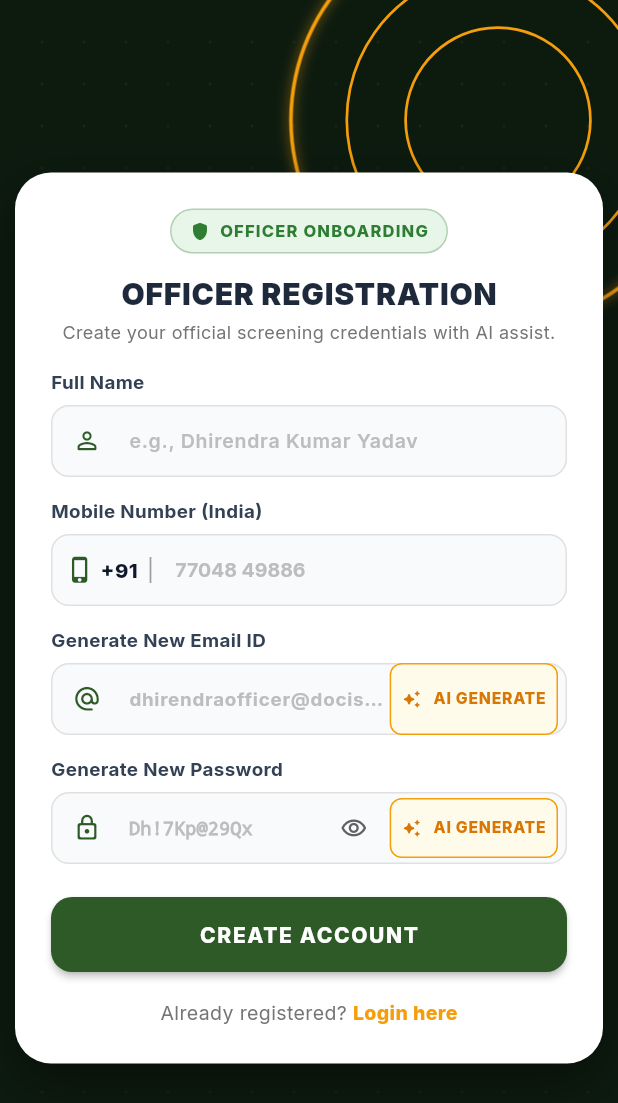
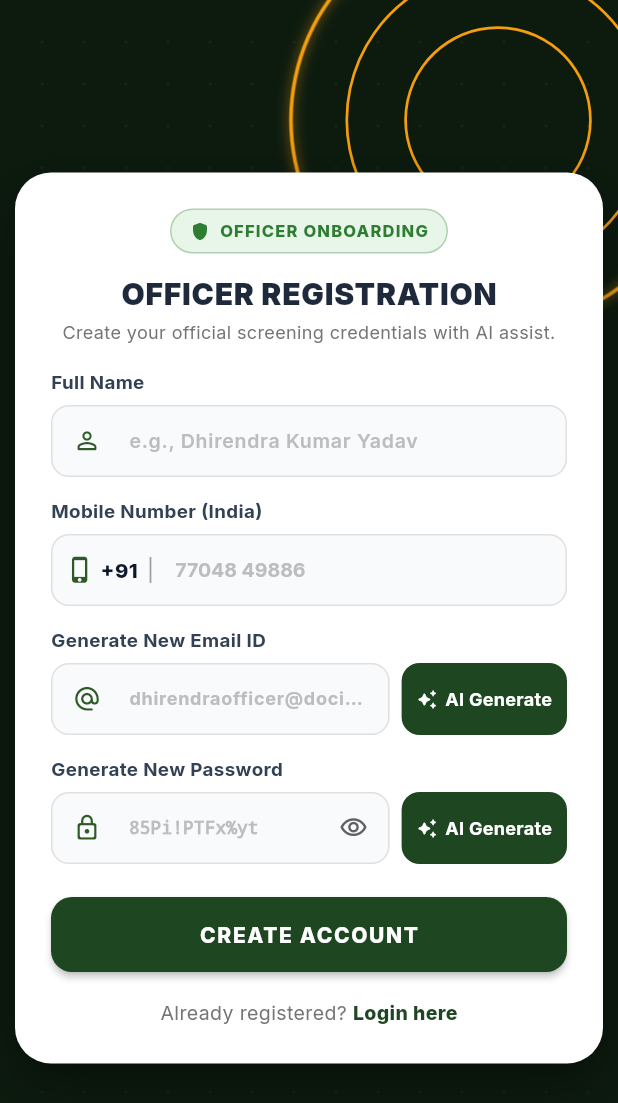
Before and after one commit to dy506214-ux/Al-Based-Fake-Identity-Document-Screening-System, a Flutter app: the RegisterScreen screen opened by its route, on a phone screen of 412 x 824 dp. Shown: the top 1103 px of the screen. Run offline on Flutter 3.47's test engine with Material 3 defaults, Android fonts, the phone set to English and light mode, and no system bars; our stand-ins replace camera, dio, flutter_riverpod, flutter_secure_storage, go_router, google_fonts and 1 more; accounts and stored records are empty.

Commit message:
fix(ui): separate AI Generate buttons outside email and password input fields

```diff
--- a/lib/features/authentication/presentation/register_screen.dart
+++ b/lib/features/authentication/presentation/register_screen.dart
@@ -352,7 +352,7 @@ class _RegisterScreenState extends ConsumerState<RegisterScreen>
                       ),
                       const SizedBox(height: 14),
 
-                      // 3. Generate New Email ID with AI GENERATE Button
+                      // 3. Generate New Email ID with SEPARATE AI GENERATE Button
                       _buildEmailGeneratorField(
                         controller: _emailController,
                         key: const Key('registerEmailField'),
@@ -362,7 +362,7 @@ class _RegisterScreenState extends ConsumerState<RegisterScreen>
                       ),
                       const SizedBox(height: 14),
 
-                      // 4. Generate New Password with AI GENERATE Button & Toggle
+                      // 4. Generate New Password with SEPARATE AI GENERATE Button & Toggle
                       _buildPasswordGeneratorField(
                         controller: _passwordController,
                         key: const Key('registerPasswordField'),
@@ -386,7 +386,7 @@ class _RegisterScreenState extends ConsumerState<RegisterScreen>
                           key: const Key('createAccountButton'),
                           onPressed: isBusy ? null : _handleCreateAccount,
                           style: ElevatedButton.styleFrom(
-                            backgroundColor: const Color(0xFF2D5A27), // Tactical deep green
+                            backgroundColor: const Color(0xFF1E4620), // Dark tactical green
                             foregroundColor: Colors.white,
                             elevation: 2,
                             shape: RoundedRectangleBorder(
@@ -451,7 +451,7 @@ class _RegisterScreenState extends ConsumerState<RegisterScreen>
                             child: const Text(
                               'Login here',
                               style: TextStyle(
-                                color: Color(0xFFF59E0B),
+                                color: Color(0xFF1E4620),
                                 fontSize: 13,
                                 fontWeight: FontWeight.w800,
                               ),
@@ -613,7 +613,13 @@ class _RegisterScreenState extends ConsumerState<RegisterScreen>
           ),
         ),
         const SizedBox(height: 6),
-        TextField(
+        Row(
+          crossAxisAlignment: CrossAxisAlignment.center,
+          children: [
+            Expanded(
+              child: SizedBox(
+                height: 48,
+                child: TextField(
                   key: key,
                   controller: controller,
                   enabled: enabled,
@@ -625,39 +631,8 @@ class _RegisterScreenState extends ConsumerState<RegisterScreen>
                   ),
                   decoration: InputDecoration(
                     hintText: 'dhirendraofficer@dociscan.gov.in',
-            hintStyle: TextStyle(color: Colors.grey.shade400, fontSize: 12.5),
+                    hintStyle: TextStyle(color: Colors.grey.shade400, fontSize: 12),
                     prefixIcon: const Icon(Icons.alternate_email_rounded, color: Color(0xFF2D5A27), size: 19),
-            suffixIcon: Padding(
-              padding: const EdgeInsets.only(right: 6),
-              child: TextButton.icon(
-                key: const Key('generateEmailButton'),
-                onPressed: enabled && !isLoading ? onGenerate : null,
-                style: TextButton.styleFrom(
-                  backgroundColor: const Color(0xFFFFFBEB),
-                  foregroundColor: const Color(0xFFD97706),
-                  padding: const EdgeInsets.symmetric(horizontal: 8, vertical: 4),
-                  shape: RoundedRectangleBorder(
-                    borderRadius: BorderRadius.circular(8),
-                    side: const BorderSide(color: Color(0xFFF59E0B), width: 1),
-                  ),
-                ),
-                icon: isLoading
-                    ? const SizedBox(
-                        width: 12,
-                        height: 12,
-                        child: CircularProgressIndicator(strokeWidth: 2, color: Color(0xFFD97706)),
-                      )
-                    : const Icon(Icons.auto_awesome_rounded, size: 13, color: Color(0xFFD97706)),
-                label: Text(
-                  isLoading ? 'GENERATING...' : 'AI GENERATE',
-                  style: const TextStyle(
-                    fontSize: 10.5,
-                    fontWeight: FontWeight.w800,
-                    letterSpacing: 0.5,
-                  ),
-                ),
-              ),
-            ),
                     filled: true,
                     fillColor: const Color(0xFFF8FAFC),
                     contentPadding: const EdgeInsets.symmetric(horizontal: 12, vertical: 12),
@@ -670,6 +645,17 @@ class _RegisterScreenState extends ConsumerState<RegisterScreen>
                       borderSide: const BorderSide(color: Color(0xFF2D5A27), width: 1.8),
                     ),
                   ),
+                ),
+              ),
+            ),
+            const SizedBox(width: 8),
+            _AiGenerateButton(
+              buttonKey: const Key('generateEmailButton'),
+              enabled: enabled,
+              isLoading: isLoading,
+              onGenerate: onGenerate,
+            ),
+          ],
         ),
       ],
     );
@@ -696,7 +682,13 @@ class _RegisterScreenState extends ConsumerState<RegisterScreen>
           ),
         ),
         const SizedBox(height: 6),
-        TextField(
+        Row(
+          crossAxisAlignment: CrossAxisAlignment.center,
+          children: [
+            Expanded(
+              child: SizedBox(
+                height: 48,
+                child: TextField(
                   key: key,
                   controller: controller,
                   enabled: enabled,
@@ -709,54 +701,18 @@ class _RegisterScreenState extends ConsumerState<RegisterScreen>
                     fontFamily: 'Courier',
                   ),
                   decoration: InputDecoration(
-            hintText: 'Dh!7Kp@29Qx',
-            hintStyle: TextStyle(color: Colors.grey.shade400, fontSize: 12.5, letterSpacing: 0),
+                    hintText: '85Pi!PTFx%yt',
+                    hintStyle: TextStyle(color: Colors.grey.shade400, fontSize: 12, letterSpacing: 0),
                     prefixIcon: const Icon(Icons.lock_outline_rounded, color: Color(0xFF2D5A27), size: 19),
-            suffixIcon: Row(
-              mainAxisSize: MainAxisSize.min,
-              children: [
-                IconButton(
+                    suffixIcon: IconButton(
                       key: const Key('toggleRegisterPasswordVisibility'),
                       icon: Icon(
                         isPasswordVisible ? Icons.visibility_off_outlined : Icons.visibility_outlined,
-                    size: 18,
+                        size: 19,
                         color: Colors.grey.shade700,
                       ),
                       onPressed: onToggleVisibility,
                       tooltip: isPasswordVisible ? 'Hide Password' : 'Show Password',
-                ),
-                Padding(
-                  padding: const EdgeInsets.only(right: 6),
-                  child: TextButton.icon(
-                    key: const Key('generatePasswordButton'),
-                    onPressed: enabled && !isLoading ? onGenerate : null,
-                    style: TextButton.styleFrom(
-                      backgroundColor: const Color(0xFFFFFBEB),
-                      foregroundColor: const Color(0xFFD97706),
-                      padding: const EdgeInsets.symmetric(horizontal: 8, vertical: 4),
-                      shape: RoundedRectangleBorder(
-                        borderRadius: BorderRadius.circular(8),
-                        side: const BorderSide(color: Color(0xFFF59E0B), width: 1),
-                      ),
-                    ),
-                    icon: isLoading
-                        ? const SizedBox(
-                            width: 12,
-                            height: 12,
-                            child: CircularProgressIndicator(strokeWidth: 2, color: Color(0xFFD97706)),
-                          )
-                        : const Icon(Icons.auto_awesome_rounded, size: 13, color: Color(0xFFD97706)),
-                    label: Text(
-                      isLoading ? 'GENERATING...' : 'AI GENERATE',
-                      style: const TextStyle(
-                        fontSize: 10.5,
-                        fontWeight: FontWeight.w800,
-                        letterSpacing: 0.5,
-                      ),
-                    ),
-                  ),
-                ),
-              ],
                     ),
                     filled: true,
                     fillColor: const Color(0xFFF8FAFC),
@@ -771,7 +727,97 @@ class _RegisterScreenState extends ConsumerState<RegisterScreen>
                     ),
                   ),
                 ),
+              ),
+            ),
+            const SizedBox(width: 8),
+            _AiGenerateButton(
+              buttonKey: const Key('generatePasswordButton'),
+              enabled: enabled,
+              isLoading: isLoading,
+              onGenerate: onGenerate,
+            ),
           ],
+        ),
+      ],
+    );
+  }
+}
+
+class _AiGenerateButton extends StatelessWidget {
+  final Key? buttonKey;
+  final bool enabled;
+  final bool isLoading;
+  final VoidCallback onGenerate;
+
+  const _AiGenerateButton({
+    this.buttonKey,
+    required this.enabled,
+    required this.isLoading,
+    required this.onGenerate,
+  });
+
+  @override
+  Widget build(BuildContext context) {
+    return SizedBox(
+      height: 48,
+      child: ElevatedButton(
+        key: buttonKey,
+        onPressed: enabled && !isLoading ? onGenerate : null,
+        style: ElevatedButton.styleFrom(
+          backgroundColor: const Color(0xFF1E4620), // Dark tactical green
+          foregroundColor: Colors.white,
+          disabledBackgroundColor: const Color(0xFF1E4620).withValues(alpha: 0.65),
+          disabledForegroundColor: Colors.white.withValues(alpha: 0.7),
+          padding: const EdgeInsets.symmetric(horizontal: 10, vertical: 0),
+          elevation: 0,
+          shape: RoundedRectangleBorder(
+            borderRadius: BorderRadius.circular(12),
+          ),
+        ),
+        child: isLoading
+            ? const Row(
+                mainAxisSize: MainAxisSize.min,
+                children: [
+                  SizedBox(
+                    width: 13,
+                    height: 13,
+                    child: CircularProgressIndicator(
+                      strokeWidth: 2,
+                      color: Colors.white,
+                    ),
+                  ),
+                  SizedBox(width: 6),
+                  Text(
+                    'Generating...',
+                    style: TextStyle(
+                      fontSize: 11.5,
+                      fontWeight: FontWeight.w700,
+                      color: Colors.white,
+                    ),
+                  ),
+                ],
+              )
+            : const Row(
+                mainAxisSize: MainAxisSize.min,
+                children: [
+                  Icon(
+                    Icons.auto_awesome_rounded,
+                    size: 14,
+                    color: Colors.white,
+                  ),
+                  SizedBox(width: 5),
+                  Text(
+                    'AI Generate',
+                    style: TextStyle(
+                      fontSize: 12,
+                      fontWeight: FontWeight.w700,
+                      color: Colors.white,
+                      letterSpacing: 0.2,
+                    ),
+                  ),
+                ],
+              ),
+      ),
     );
   }
 }
```
Also changed, not shown: 1 other file. Lines whose indentation alone changed are shown as unchanged.
